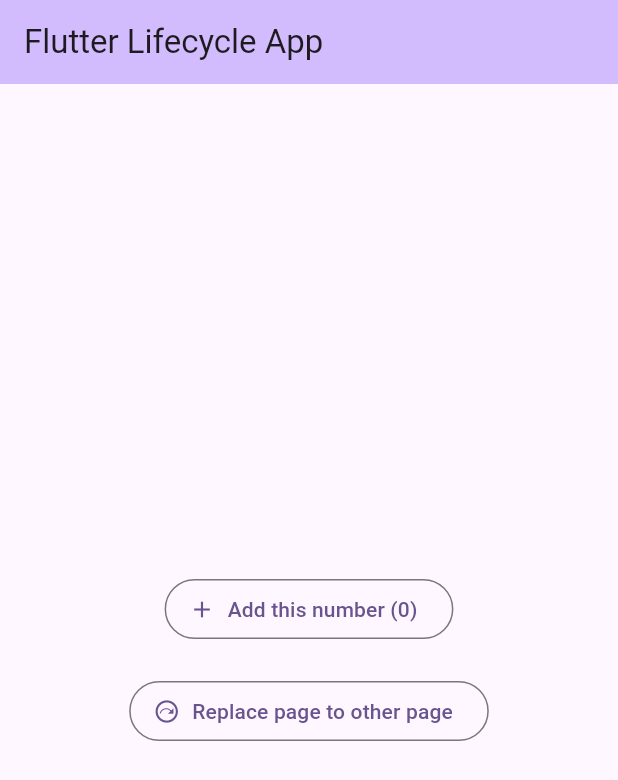
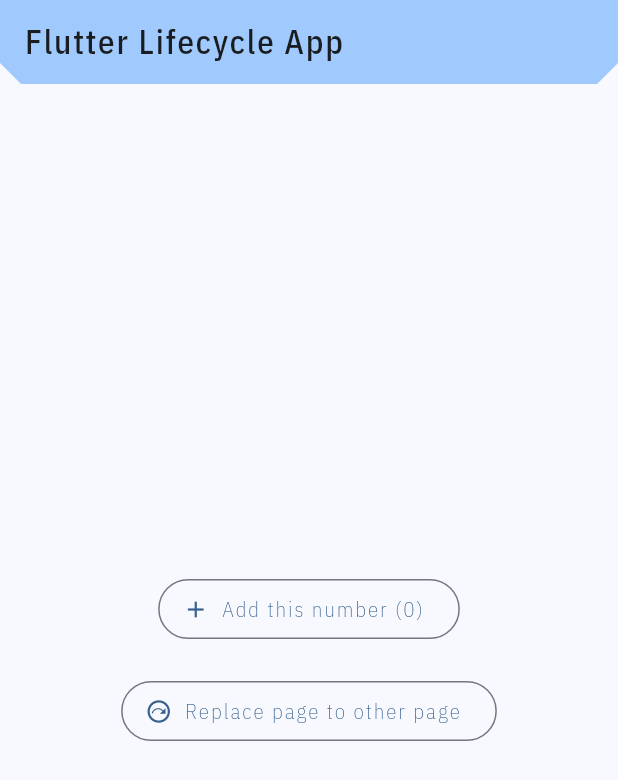
Before and after one commit to IlhamArifinnn/Belajar-Fundamental-Aplikasi-Flutter, a Flutter app: the MyStatefulWidget screen opened directly, on a phone screen of 412 x 824 dp. Shown: the top 780 px of the screen. Run offline on Flutter 3.47's test engine with Material 3 defaults, Android fonts, the phone set to English and light mode, and no system bars; network calls fail; project files that could hold a hidden picture were left out.

Commit message:
Latihan: Menambahkan Tema Tourism App

```diff
--- /dev/null
+++ b/tourism_app/lib/style/colors/tourism_colors.dart
@@ -0,0 +1,10 @@
+import 'package:flutter/material.dart';
+
+enum TourismColors {
+  blue("Blue", Colors.blue);
+
+  const TourismColors(this.name, this.color);
+
+  final String name;
+  final Color color;
+}
--- /dev/null
+++ b/tourism_app/lib/style/typography/tourism_text_styles.dart
@@ -0,0 +1,124 @@
+import 'package:flutter/widgets.dart';
+
+class TourismTextStyles {
+  static const TextStyle _commonStyle = TextStyle(
+    fontFamily: 'IBMPlexSansCondensed',
+  );
+
+  /// displayLarge Text Style
+  static TextStyle displayLarge = _commonStyle.copyWith(
+    fontSize: 57,
+    fontWeight: FontWeight.w700,
+    height: 1.11,
+    letterSpacing: -2,
+  );
+
+  /// displayMedium Text Style
+  static TextStyle displayMedium = _commonStyle.copyWith(
+    fontSize: 45,
+    fontWeight: FontWeight.w600,
+    height: 1.17,
+    letterSpacing: -1,
+  );
+
+  /// displaySmall Text Style
+  static TextStyle displaySmall = _commonStyle.copyWith(
+    fontSize: 36,
+    fontWeight: FontWeight.w500,
+    height: 1.25,
+    letterSpacing: -1,
+  );
+
+  /// headlineLarge Text Style
+  static TextStyle headlineLarge = _commonStyle.copyWith(
+    fontSize: 32,
+    fontWeight: FontWeight.w600,
+    height: 1.5,
+    letterSpacing: -1,
+  );
+
+  /// headlineMedium Text Style
+  static TextStyle headlineMedium = _commonStyle.copyWith(
+    fontSize: 28,
+    fontWeight: FontWeight.w500,
+    height: 1.2,
+    letterSpacing: -1,
+  );
+
+  /// headlineMedium Text Style
+  static TextStyle headlineSmall = _commonStyle.copyWith(
+    fontSize: 24,
+    fontWeight: FontWeight.w400,
+    height: 1.0,
+    letterSpacing: -1,
+  );
+
+  /// titleLarge Text Style
+  static TextStyle titleLarge = _commonStyle.copyWith(
+    fontSize: 22,
+    fontWeight: FontWeight.w500,
+    height: 1.2,
+    letterSpacing: 1.2,
+  );
+
+  /// titleMedium Text Style
+  static TextStyle titleMedium = _commonStyle.copyWith(
+    fontSize: 16,
+    fontWeight: FontWeight.w400,
+    height: 1.2,
+    letterSpacing: 1.2,
+  );
+
+  /// titleSmall Text Style
+  static TextStyle titleSmall = _commonStyle.copyWith(
+    fontSize: 14,
+    fontWeight: FontWeight.w300,
+    height: 1.2,
+    letterSpacing: 1.2,
+  );
+
+  /// bodyLargeBold Text Style
+  static TextStyle bodyLargeBold = _commonStyle.copyWith(
+    fontSize: 16,
+    fontWeight: FontWeight.w400,
+    height: 1.56,
+  );
+
+  /// bodyLargeMedium Text Style
+  static TextStyle bodyLargeMedium = _commonStyle.copyWith(
+    fontSize: 14,
+    fontWeight: FontWeight.w300,
+    height: 1.56,
+  );
+
+  /// bodyLargeRegular Text Style
+  static TextStyle bodyLargeRegular = _commonStyle.copyWith(
+    fontSize: 12,
+    fontWeight: FontWeight.w200,
+    height: 1.56,
+  );
+
+  /// labelLarge Text Style
+  static TextStyle labelLarge = _commonStyle.copyWith(
+    fontSize: 14,
+    fontWeight: FontWeight.w300,
+    height: 1.71,
+    letterSpacing: 1.3,
+  );
+
+  /// labelMedium Text Style
+  static TextStyle labelMedium = _commonStyle.copyWith(
+    fontSize: 12,
+    fontWeight: FontWeight.w200,
+    height: 1.4,
+    letterSpacing: 1.3,
+  );
+
+  /// labelSmall Text Style
+  static TextStyle labelSmall = _commonStyle.copyWith(
+    fontSize: 11,
+    fontWeight: FontWeight.w100,
+    height: 1.2,
+    letterSpacing: 1.3,
+  );
+}
```
Also changed, not shown: tourism_app/lib/main.dart (+6 -5 lines), tourism_app/lib/screen/detail/detail_screen.dart (+12 -5 lines), tourism_app/lib/screen/home/tourism_card_widget.dart (+11 -2 lines), tourism_app/lib/style/theme/tourism_theme.dart (added, +57 -0 lines), tourism_app/pubspec.yaml (+18 -13 lines), tourism_app/assets/fonts/IBMPlexSansCondensed-Bold.ttf (added), tourism_app/assets/fonts/IBMPlexSansCondensed-ExtraLight.ttf (added), tourism_app/assets/fonts/IBMPlexSansCondensed-Light.ttf (added), tourism_app/assets/fonts/IBMPlexSansCondensed-Medium.ttf (added), tourism_app/assets/fonts/IBMPlexSansCondensed-Regular.ttf (added), tourism_app/assets/fonts/IBMPlexSansCondensed-SemiBold.ttf (added), tourism_app/assets/fonts/IBMPlexSansCondensed-Thin.ttf (added).
